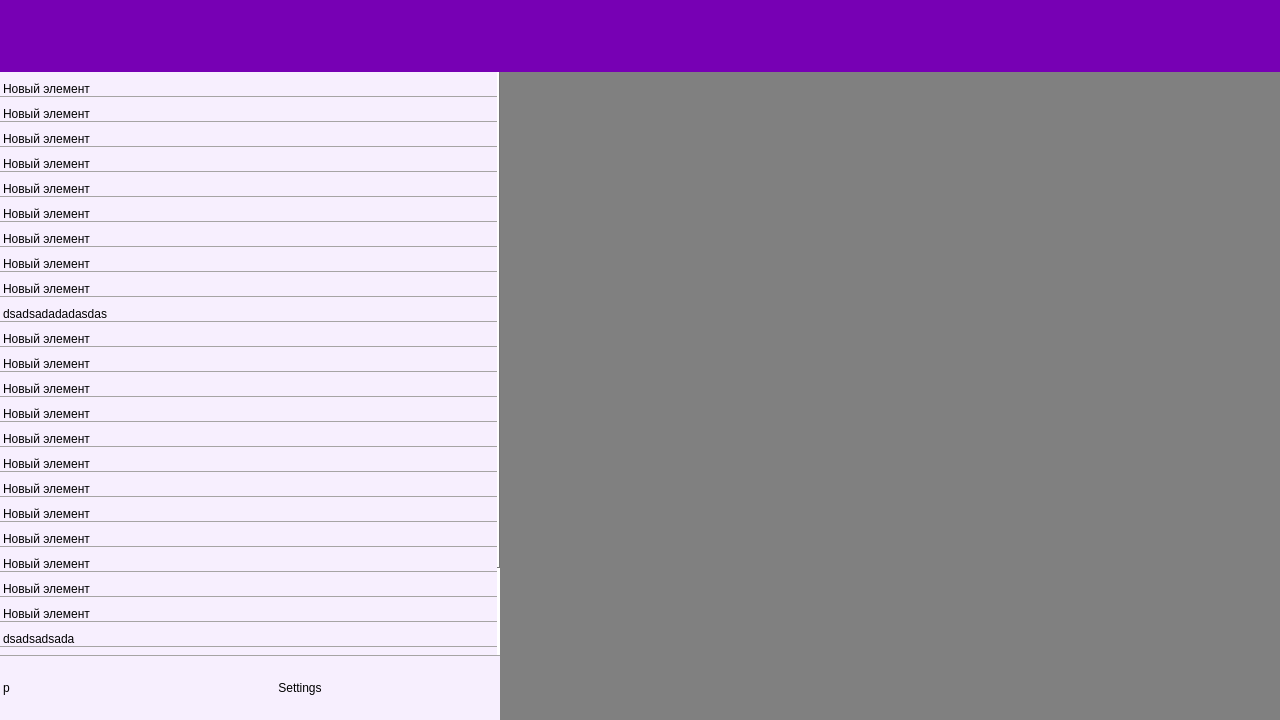
Before: the Qt Designer form MainWidget.ui in SellBro/SellBroCRM, drawn with Qt 5.
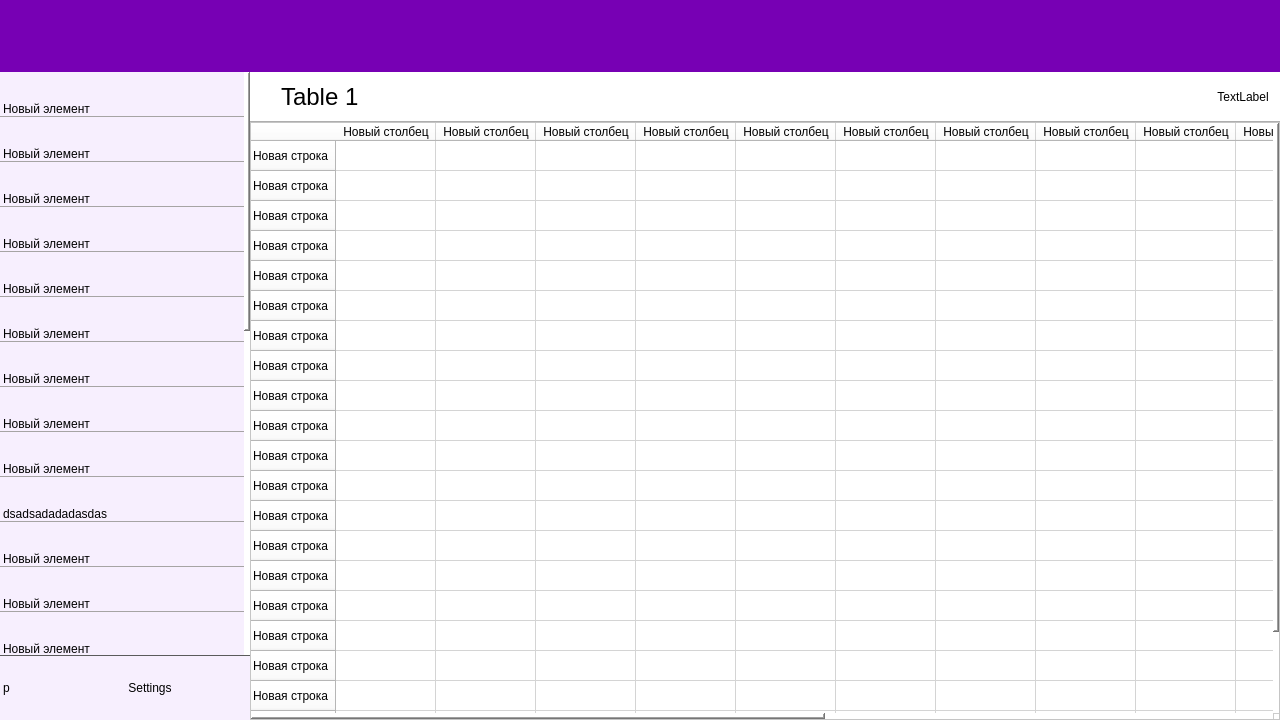
After: the same form once the commit is applied. Icons and pictures are not drawn.

Commit message: main layout of table

Diff of the .ui file:
```diff
--- a/MainWidget.ui
+++ b/MainWidget.ui
@@ -25,6 +25,59 @@
     <height>720</height>
    </size>
   </property>
+  <property name="styleSheet">
+   <string notr="true">QScrollBar:vertical {              
+            border: none;
+            background:white;
+            width:6px;
+            margin: 0px 0px 0px 0px;
+}
+QScrollBar::handle:vertical {
+            background: qlineargradient(x1:0, y1:0, x2:1, y2:0,
+            stop: 0 rgb(32, 47, 130), stop: 0.5 rgb(32, 47, 130), stop:1 rgb(32, 47, 130));
+            min-height: 0px;
+}
+QScrollBar::add-line:vertical {
+            background: qlineargradient(x1:0, y1:0, x2:1, y2:0,
+            stop: 0 rgb(32, 47, 130), stop: 0.5 rgb(32, 47, 130),  stop:1 rgb(32, 47, 130));
+            height: 0px;
+            subcontrol-position: bottom;
+            subcontrol-origin: margin;
+}
+QScrollBar::sub-line:vertical {
+            background: qlineargradient(x1:0, y1:0, x2:1, y2:0,
+            stop: 0  rgb(32, 47, 130), stop: 0.5 rgb(32, 47, 130),  stop:1 rgb(32, 47, 130));
+            height: 0 px;
+            subcontrol-position: top;
+            subcontrol-origin: margin;
+}
+
+QScrollBar:horizontal {              
+            border: none;
+            background:white;
+            height:6px;
+            margin: 0px 0px 0px 0px;
+}
+QScrollBar::handle:horizontal {
+            background: qlineargradient(x1:0, y1:0, x2:1, y2:0,
+            stop: 0 rgb(32, 47, 130), stop: 0.5 rgb(32, 47, 130), stop:1 rgb(32, 47, 130));
+            min-width: 0px;
+}
+QScrollBar::add-line:horizontal {
+            background: qlineargradient(x1:0, y1:0, x2:1, y2:0,
+            stop: 0 rgb(32, 47, 130), stop: 0.5 rgb(32, 47, 130),  stop:1 rgb(32, 47, 130));
+            width: 0px;
+            subcontrol-position: bottom;
+            subcontrol-origin: margin;
+}
+QScrollBar::sub-line:horizontal {
+            background: qlineargradient(x1:0, y1:0, x2:1, y2:0,
+            stop: 0  rgb(32, 47, 130), stop: 0.5 rgb(32, 47, 130),  stop:1 rgb(32, 47, 130));
+            width: 0 px;
+            subcontrol-position: top;
+            subcontrol-origin: margin;
+}</string>
+  </property>
   <property name="currentIndex">
    <number>1</number>
   </property>
@@ -686,7 +739,7 @@
           </property>
           <property name="maximumSize">
            <size>
-            <width>500</width>
+            <width>250</width>
             <height>16777215</height>
            </size>
           </property>
@@ -718,31 +771,7 @@
            <item>
             <widget class="QWidget" name="sidebarScrollerContainer" native="true">
              <property name="styleSheet">
-              <string notr="true">QScrollBar:vertical {              
-            border: none;
-            background:white;
-            width:3px;
-            margin: 0px 0px 0px 0px;
-}
-QScrollBar::handle:vertical {
-            background: qlineargradient(x1:0, y1:0, x2:1, y2:0,
-            stop: 0 rgb(32, 47, 130), stop: 0.5 rgb(32, 47, 130), stop:1 rgb(32, 47, 130));
-            min-height: 0px;
-}
-QScrollBar::add-line:vertical {
-            background: qlineargradient(x1:0, y1:0, x2:1, y2:0,
-            stop: 0 rgb(32, 47, 130), stop: 0.5 rgb(32, 47, 130),  stop:1 rgb(32, 47, 130));
-            height: 0px;
-            subcontrol-position: bottom;
-            subcontrol-origin: margin;
-}
-QScrollBar::sub-line:vertical {
-            background: qlineargradient(x1:0, y1:0, x2:1, y2:0,
-            stop: 0  rgb(32, 47, 130), stop: 0.5 rgb(32, 47, 130),  stop:1 rgb(32, 47, 130));
-            height: 0 px;
-            subcontrol-position: top;
-            subcontrol-origin: margin;
-}</string>
+              <string notr="true"/>
              </property>
              <layout class="QVBoxLayout" name="verticalLayout_9">
               <property name="spacing">
@@ -765,7 +794,7 @@
                 <property name="styleSheet">
                  <string notr="true">::item {
 border-bottom: 1px solid #A6A4A4;
-padding-top: 10px;
+padding-top: 30px;
 }
 
 QListWidget {
@@ -773,6 +802,27 @@
 border: none;
 }</string>
                 </property>
+                <property name="movement">
+                 <enum>QListView::Free</enum>
+                </property>
+                <property name="flow">
+                 <enum>QListView::TopToBottom</enum>
+                </property>
+                <property name="resizeMode">
+                 <enum>QListView::Fixed</enum>
+                </property>
+                <property name="layoutMode">
+                 <enum>QListView::SinglePass</enum>
+                </property>
+                <property name="viewMode">
+                 <enum>QListView::ListMode</enum>
+                </property>
+                <property name="wordWrap">
+                 <bool>false</bool>
+                </property>
+                <property name="selectionRectVisible">
+                 <bool>false</bool>
+                </property>
                 <item>
                  <property name="text">
                   <string>Новый элемент</string>
@@ -917,7 +967,7 @@
             <widget class="QWidget" name="sidebarFooter" native="true">
              <property name="styleSheet">
               <string notr="true">background: #f7effe;
-border-top: 1px solid #A6A4A4;</string>
+border-top: 1px solid #5b5b5b;</string>
              </property>
              <layout class="QHBoxLayout" name="horizontalLayout_6">
               <property name="spacing">
@@ -978,10 +1028,294 @@
            </item>
           </layout>
          </widget>
-         <widget class="QWidget" name="widget_2" native="true">
+         <widget class="QWidget" name="tableContainer" native="true">
           <property name="styleSheet">
-           <string notr="true">background: gray;</string>
+           <string notr="true"/>
           </property>
+          <layout class="QVBoxLayout" name="verticalLayout_10" stretch="1,12">
+           <property name="spacing">
+            <number>0</number>
+           </property>
+           <property name="leftMargin">
+            <number>0</number>
+           </property>
+           <property name="topMargin">
+            <number>0</number>
+           </property>
+           <property name="rightMargin">
+            <number>0</number>
+           </property>
+           <property name="bottomMargin">
+            <number>0</number>
+           </property>
+           <item>
+            <widget class="QWidget" name="widget_2" native="true">
+             <property name="styleSheet">
+              <string notr="true">background: #ffffff;
+border-bottom: 1px  solid #aeaeae;</string>
+             </property>
+             <layout class="QHBoxLayout" name="horizontalLayout_8" stretch="13,1">
+              <property name="spacing">
+               <number>0</number>
+              </property>
+              <property name="leftMargin">
+               <number>0</number>
+              </property>
+              <property name="topMargin">
+               <number>0</number>
+              </property>
+              <property name="rightMargin">
+               <number>0</number>
+              </property>
+              <property name="bottomMargin">
+               <number>0</number>
+              </property>
+              <item>
+               <widget class="QLabel" name="label_3">
+                <property name="styleSheet">
+                 <string notr="true">padding-left: 25px;
+font-size: 24px;</string>
+                </property>
+                <property name="text">
+                 <string>Table 1</string>
+                </property>
+               </widget>
+              </item>
+              <item>
+               <widget class="QLabel" name="label_4">
+                <property name="text">
+                 <string>TextLabel</string>
+                </property>
+                <property name="scaledContents">
+                 <bool>false</bool>
+                </property>
+                <property name="alignment">
+                 <set>Qt::AlignCenter</set>
+                </property>
+               </widget>
+              </item>
+             </layout>
+            </widget>
+           </item>
+           <item>
+            <widget class="QWidget" name="widget_3" native="true">
+             <property name="styleSheet">
+              <string notr="true">background: #ffffff;</string>
+             </property>
+             <layout class="QGridLayout" name="gridLayout_2">
+              <property name="leftMargin">
+               <number>0</number>
+              </property>
+              <property name="topMargin">
+               <number>0</number>
+              </property>
+              <property name="rightMargin">
+               <number>0</number>
+              </property>
+              <property name="bottomMargin">
+               <number>0</number>
+              </property>
+              <property name="spacing">
+               <number>0</number>
+              </property>
+              <item row="0" column="0">
+               <widget class="QTableWidget" name="tableWidget">
+                <row>
+                 <property name="text">
+                  <string>Новая строка</string>
+                 </property>
+                </row>
+                <row>
+                 <property name="text">
+                  <string>Новая строка</string>
+                 </property>
+                </row>
+                <row>
+                 <property name="text">
+                  <string>Новая строка</string>
+                 </property>
+                </row>
+                <row>
+                 <property name="text">
+                  <string>Новая строка</string>
+                 </property>
+                </row>
+                <row>
+                 <property name="text">
+                  <string>Новая строка</string>
+                 </property>
+                </row>
+                <row>
+                 <property name="text">
+                  <string>Новая строка</string>
+                 </property>
+                </row>
+                <row>
+                 <property name="text">
+                  <string>Новая строка</string>
+                 </property>
+                </row>
+                <row>
+                 <property name="text">
+                  <string>Новая строка</string>
+                 </property>
+                </row>
+                <row>
+                 <property name="text">
+                  <string>Новая строка</string>
+                 </property>
+                </row>
+                <row>
+                 <property name="text">
+                  <string>Новая строка</string>
+                 </property>
+                </row>
+                <row>
+                 <property name="text">
+                  <string>Новая строка</string>
+                 </property>
+                </row>
+                <row>
+                 <property name="text">
+                  <string>Новая строка</string>
+                 </property>
+                </row>
+                <row>
+                 <property name="text">
+                  <string>Новая строка</string>
+                 </property>
+                </row>
+                <row>
+                 <property name="text">
+                  <string>Новая строка</string>
+                 </property>
+                </row>
+                <row>
+                 <property name="text">
+                  <string>Новая строка</string>
+                 </property>
+                </row>
+                <row>
+                 <property name="text">
+                  <string>Новая строка</string>
+                 </property>
+                </row>
+                <row>
+                 <property name="text">
+                  <string>Новая строка</string>
+                 </property>
+                </row>
+                <row>
+                 <property name="text">
+                  <string>Новая строка</string>
+                 </property>
+                </row>
+                <row>
+                 <property name="text">
+                  <string>Новая строка</string>
+                 </property>
+                </row>
+                <row>
+                 <property name="text">
+                  <string>Новая строка</string>
+                 </property>
+                </row>
+                <row>
+                 <property name="text">
+                  <string>Новая строка</string>
+                 </property>
+                </row>
+                <row>
+                 <property name="text">
+                  <string>Новая строка</string>
+                 </property>
+                </row>
+                <column>
+                 <property name="text">
+                  <string>Новый столбец</string>
+                 </property>
+                </column>
+                <column>
+                 <property name="text">
+                  <string>Новый столбец</string>
+                 </property>
+                </column>
+                <column>
+                 <property name="text">
+                  <string>Новый столбец</string>
+                 </property>
+                </column>
+                <column>
+                 <property name="text">
+                  <string>Новый столбец</string>
+                 </property>
+                </column>
+                <column>
+                 <property name="text">
+                  <string>Новый столбец</string>
+                 </property>
+                </column>
+                <column>
+                 <property name="text">
+                  <string>Новый столбец</string>
+                 </property>
+                </column>
+                <column>
+                 <property name="text">
+                  <string>Новый столбец</string>
+                 </property>
+                </column>
+                <column>
+                 <property name="text">
+                  <string>Новый столбец</string>
+                 </property>
+                </column>
+                <column>
+                 <property name="text">
+                  <string>Новый столбец</string>
+                 </property>
+                </column>
+                <column>
+                 <property name="text">
+                  <string>Новый столбец</string>
+                 </property>
+                </column>
+                <column>
+                 <property name="text">
+                  <string>Новый столбец</string>
+                 </property>
+                </column>
+                <column>
+                 <property name="text">
+                  <string>Новый столбец</string>
+                 </property>
+                </column>
+                <column>
+                 <property name="text">
+                  <string>Новый столбец</string>
+                 </property>
+                </column>
+                <column>
+                 <property name="text">
+                  <string>Новый столбец</string>
+                 </property>
+                </column>
+                <column>
+                 <property name="text">
+                  <string>Новый столбец</string>
+                 </property>
+                </column>
+                <column>
+                 <property name="text">
+                  <string>Новый столбец</string>
+                 </property>
+                </column>
+               </widget>
+              </item>
+             </layout>
+            </widget>
+           </item>
+          </layout>
          </widget>
         </widget>
        </item>
```
